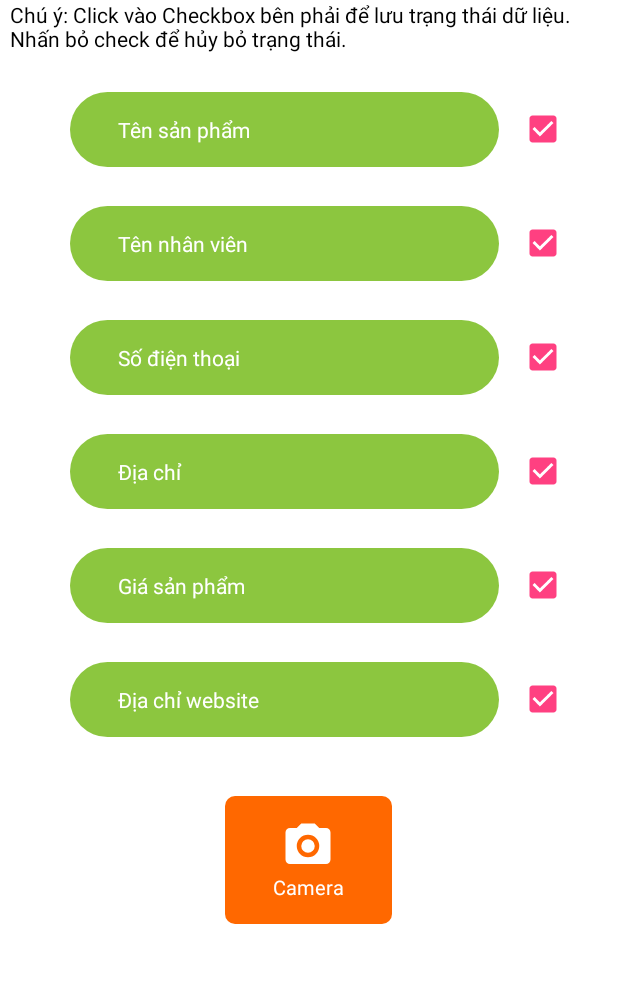
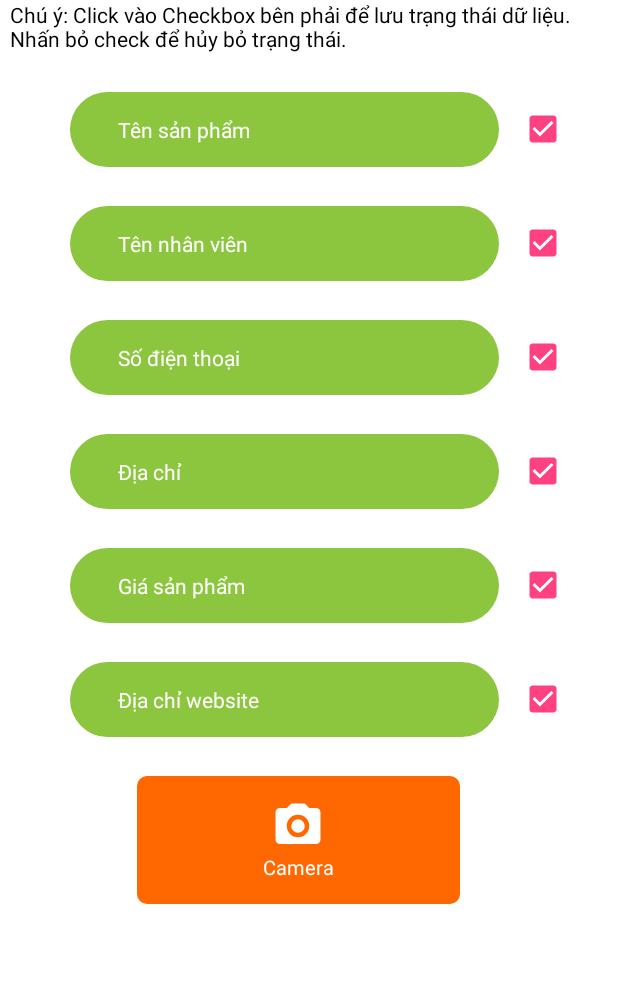
Before and after one commit to phanminhthu/DaNaVideo, an Android app: the layout activity_main.xml on its own in the app's theme, with its tools: preview values and no code run, on a phone screen of 412 x 824 dp, the part 78-1061 px from its top. Run offline under Robolectric (Android 15) with nearby library versions, the phone set to English and light mode, and no system bars.

Commit message:
new future

```diff
--- a/app/src/main/java/com/dana/danazone04/danavideo/Camera/CameraActivity.java
+++ b/app/src/main/java/com/dana/danazone04/danavideo/Camera/CameraActivity.java
@@ -51,6 +51,7 @@ import android.widget.TextView;
 import android.widget.Toast;
 
 import com.dana.danazone04.danavideo.BaseActivity;
+import com.dana.danazone04.danavideo.MainActivity;
 import com.dana.danazone04.danavideo.R;
 
 import org.androidannotations.annotations.EActivity;
@@ -316,6 +317,9 @@ public class CameraActivity extends BaseActivity {
         virtualDisplay.release();
         destroyMediaProjection();
         Toast.makeText(CameraActivity.this, "Lưu video thành công!", Toast.LENGTH_LONG).show();
+        Intent intent = new Intent();
+        intent.putExtra("video", videoUri);
+        setResult(MainActivity.PLAY_VIDEO, intent);
         finish();
     }
 
--- /dev/null
+++ b/app/src/main/res/drawable/play_circle_outline.xml
@@ -0,0 +1,8 @@
+<!-- drawable/play_circle_outline.xml -->
+<vector xmlns:android="http://schemas.android.com/apk/res/android"
+    android:height="36dp"
+    android:width="36dp"
+    android:viewportWidth="24"
+    android:viewportHeight="24">
+    <path android:fillColor="#fff" android:pathData="M12,20C7.59,20 4,16.41 4,12C4,7.59 7.59,4 12,4C16.41,4 20,7.59 20,12C20,16.41 16.41,20 12,20M12,2A10,10 0 0,0 2,12A10,10 0 0,0 12,22A10,10 0 0,0 22,12A10,10 0 0,0 12,2M10,16.5L16,12L10,7.5V16.5Z" />
+</vector>
--- a/app/src/main/res/layout/activity_main.xml
+++ b/app/src/main/res/layout/activity_main.xml
@@ -230,19 +230,49 @@
                     android:textColor="@color/black" />
             </RelativeLayout>
 
+            <LinearLayout
+                android:paddingRight="@dimen/_30sdp"
+                android:paddingLeft="@dimen/_30sdp"
+                android:gravity="center_horizontal"
+                android:id="@+id/mLnSum"
+                android:layout_width="match_parent"
+                android:layout_height="wrap_content"
+                android:orientation="horizontal"
+                android:weightSum="2">
 
                 <TextView
                     android:id="@+id/mTvSubmit"
                     android:layout_width="wrap_content"
                     android:layout_height="wrap_content"
-                android:layout_gravity="center_horizontal"
                     android:layout_marginBottom="@dimen/_5sdp"
-                android:layout_marginTop="@dimen/_30sdp"
+                    android:layout_marginRight="@dimen/_10sdp"
+                    android:layout_marginTop="@dimen/_20sdp"
+                    android:layout_weight="1"
                     android:background="@drawable/bg_text_share_fanpage"
                     android:drawableTop="@drawable/ic_camera"
+                    android:gravity="center"
                     android:text="Camera"
                     android:textColor="@color/colorWhite"
                     android:textSize="@dimen/_10sdp" />
+
+                <TextView
+                    android:visibility="gone"
+                    android:id="@+id/mTvPlay"
+                    android:layout_width="wrap_content"
+                    android:layout_height="wrap_content"
+                    android:layout_marginBottom="@dimen/_5sdp"
+                    android:layout_marginLeft="@dimen/_25sdp"
+                    android:layout_marginTop="@dimen/_20sdp"
+                    android:layout_weight="1"
+                    android:background="@drawable/bg_text_share_fanpage"
+                    android:drawableTop="@drawable/play_circle_outline"
+                    android:gravity="center"
+                    android:text="Xem video"
+                    android:textColor="@color/colorWhite"
+                    android:textSize="@dimen/_10sdp"
+                    />
+            </LinearLayout>
+
         </LinearLayout>
     </ScrollView>
 </LinearLayout>
```
Also changed, not shown: app/src/main/AndroidManifest.xml (+5 -5 lines), app/src/main/java/com/dana/danazone04/danavideo/MainActivity.java (+34 -2 lines), app/src/main/java/com/dana/danazone04/danavideo/video/PlayVideoActivity.java (added, +38 -0 lines), app/src/main/res/layout/activity_play_video.xml (added, +14 -0 lines). Lines whose indentation alone changed are shown as unchanged.
